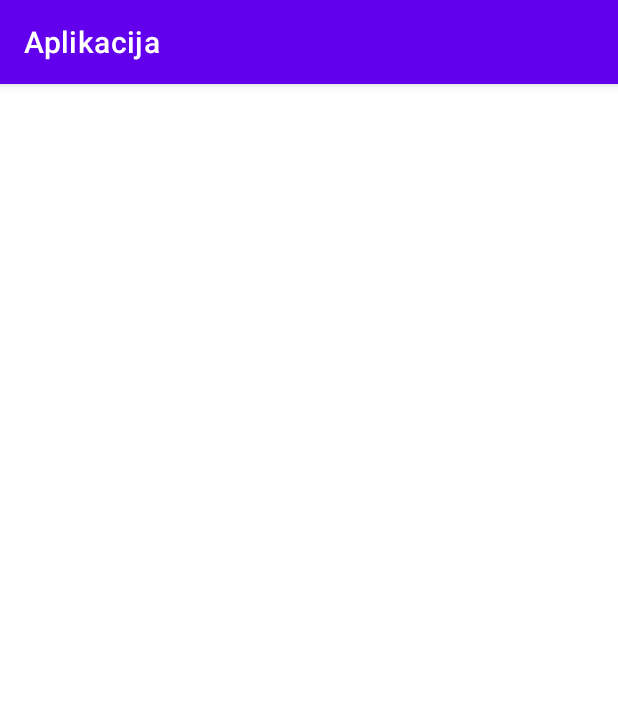
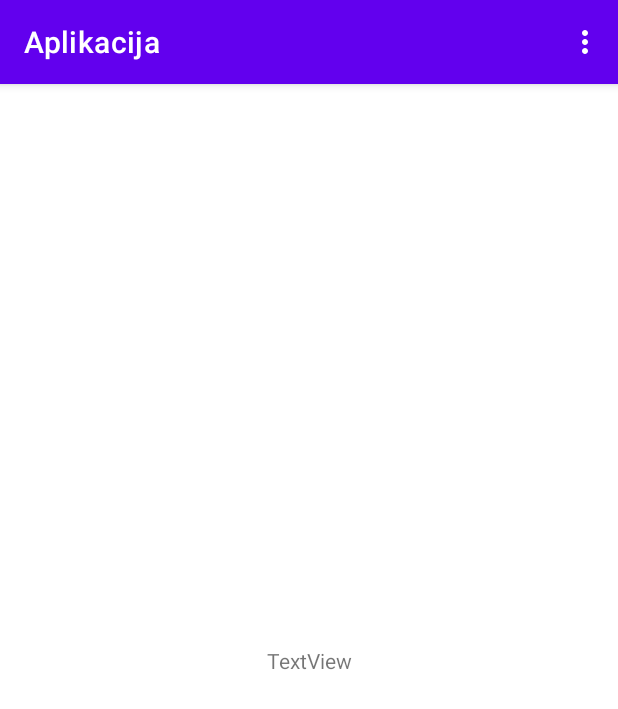
Before and after one commit to Dominik277/LearningAndroid, an Android app: the screen it shows after launch (MainActivity), on a phone screen of 412 x 824 dp. Shown: the top 709 px of the screen. Run offline under Robolectric (Android 15) with nearby library versions, the phone set to English and light mode, and no system bars.

Commit message:
Alert Dialogs and Menu Items.

```diff
--- a/app/src/main/java/hr/aplikacija/MainActivity.java
+++ b/app/src/main/java/hr/aplikacija/MainActivity.java
@@ -1,30 +1,79 @@
 package hr.aplikacija;
 
+import androidx.annotation.NonNull;
 import androidx.appcompat.app.AlertDialog;
 import androidx.appcompat.app.AppCompatActivity;
 
+import android.content.Context;
 import android.content.DialogInterface;
+import android.content.SharedPreferences;
 import android.os.Bundle;
-import android.widget.Toast;
+import android.view.Menu;
+import android.view.MenuInflater;
+import android.view.MenuItem;
+import android.widget.TextView;
 
 public class MainActivity extends AppCompatActivity {
+    SharedPreferences sharedPreferences;
+    TextView textView;
+
+    @Override
+    public boolean onCreateOptionsMenu(Menu menu) {
+        MenuInflater menuInflater = getMenuInflater();
+        menuInflater.inflate(R.menu.main_menu,menu);
+        return super.onCreateOptionsMenu(menu);
+    }
+
+    @Override
+    public boolean onOptionsItemSelected(MenuItem item) {
+        super.onOptionsItemSelected(item);
+        switch (item.getItemId()){
+            case R.id.english:
+                setLanguage("English");
+                return true;
+            case R.id.spanish:
+                setLanguage("Spanish");
+                return true;
+            default:
+                return false;
+        }
+    }
+
+    public void setLanguage(String language){
+        sharedPreferences.edit().putString("language",language).apply();
+        textView.setText(language);
+    }
 
     @Override
     protected void onCreate(Bundle savedInstanceState) {
         super.onCreate(savedInstanceState);
         setContentView(R.layout.activity_main);
 
-        new AlertDialog.Builder(this)
-                .setIcon(android.R.drawable.ic_dialog_alert)
-                .setTitle("Are you sure?")
-                .setMessage("Do you defenetly want to do this?")
-                .setPositiveButton("Yes", new DialogInterface.OnClickListener() {
-                    @Override
-                    public void onClick(DialogInterface dialog, int i) {
-                        Toast.makeText(MainActivity.this,"It's done!",Toast.LENGTH_SHORT).show();
-                    }
-                })
-                .setNegativeButton("No!",null)
-                .show();
+        textView = findViewById(R.id.textView);
+        sharedPreferences = this.getSharedPreferences("hr.aplikacija", Context.MODE_PRIVATE);
+        String languge = sharedPreferences.getString("language", "Error");
+        if (languge.equals("Error")) {
+            new AlertDialog.Builder(this)
+                    .setIcon(android.R.drawable.ic_btn_speak_now)
+                    .setTitle("Choose a language")
+                    .setMessage("What language would you like to use?")
+                    .setPositiveButton("English", new DialogInterface.OnClickListener() {
+                        @Override
+                        public void onClick(DialogInterface dialogInterface, int i) {
+                            //SET ENGLISH
+                            setLanguage("English");
+                        }
+                    })
+                    .setNegativeButton("Spanish", new DialogInterface.OnClickListener() {
+                        @Override
+                        public void onClick(DialogInterface dialog, int which) {
+                            //Set spanish
+                            setLanguage("Spanih");
+                        }
+                    })
+                    .show();
+        }else {
+            textView.setText(languge);
+        }
     }
 }
--- a/app/src/main/res/layout/activity_main.xml
+++ b/app/src/main/res/layout/activity_main.xml
@@ -4,4 +4,16 @@
     xmlns:tools="http://schemas.android.com/tools"
     android:layout_width="match_parent"
     android:layout_height="match_parent"
-    tools:context=".MainActivity"/>
+    tools:context=".MainActivity">
+
+    <TextView
+        android:id="@+id/textView"
+        android:layout_width="wrap_content"
+        android:layout_height="wrap_content"
+        android:text="TextView"
+        app:layout_constraintBottom_toBottomOf="parent"
+        app:layout_constraintEnd_toEndOf="parent"
+        app:layout_constraintHorizontal_bias="0.5"
+        app:layout_constraintStart_toStartOf="parent"
+        app:layout_constraintTop_toTopOf="parent" />
+</androidx.constraintlayout.widget.ConstraintLayout>
--- /dev/null
+++ b/app/src/main/res/menu/main_menu.xml
@@ -0,0 +1,6 @@
+<?xml version="1.0" encoding="utf-8"?>
+<menu xmlns:android="http://schemas.android.com/apk/res/android">
+    <item android:title="English" android:id="@+id/english"></item>
+    <item android:title="Spanish" android:id="@+id/spanish"></item>
+
+</menu>
```
